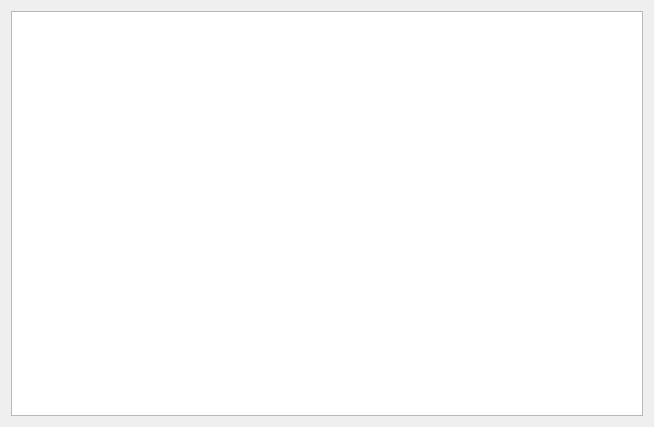
This is FormatConsistency_dialog_base.ui in alxcart/FormatConsistency as Qt 5 draws it before an edit. The edited form follows.
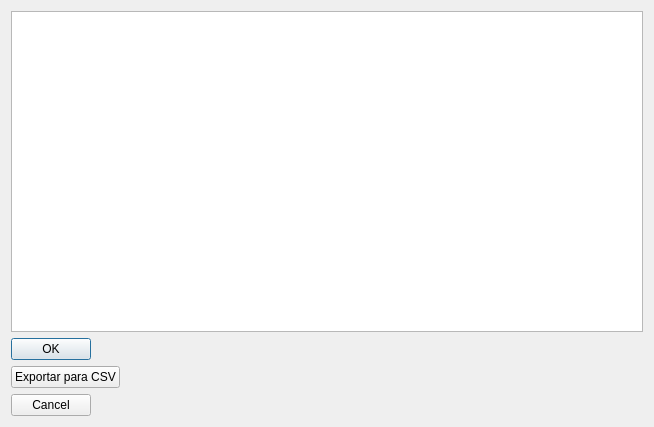
This is the edited form.

Commit message:
Update Class Layer Info
- create class layer info and some methods

What changed in the file:
```diff
--- a/FormatConsistency_dialog_base.ui
+++ b/FormatConsistency_dialog_base.ui
@@ -31,6 +31,45 @@
      </item>
     </layout>
    </item>
+   <item>
+    <widget class="QPushButton" name="pushButton">
+     <property name="sizePolicy">
+      <sizepolicy hsizetype="Fixed" vsizetype="Fixed">
+       <horstretch>0</horstretch>
+       <verstretch>0</verstretch>
+      </sizepolicy>
+     </property>
+     <property name="text">
+      <string>OK</string>
+     </property>
+    </widget>
+   </item>
+   <item>
+    <widget class="QPushButton" name="pushExportToCSV">
+     <property name="sizePolicy">
+      <sizepolicy hsizetype="Fixed" vsizetype="Fixed">
+       <horstretch>0</horstretch>
+       <verstretch>0</verstretch>
+      </sizepolicy>
+     </property>
+     <property name="text">
+      <string>Exportar para CSV</string>
+     </property>
+    </widget>
+   </item>
+   <item>
+    <widget class="QPushButton" name="pushCancel">
+     <property name="sizePolicy">
+      <sizepolicy hsizetype="Fixed" vsizetype="Fixed">
+       <horstretch>0</horstretch>
+       <verstretch>0</verstretch>
+      </sizepolicy>
+     </property>
+     <property name="text">
+      <string>Cancel</string>
+     </property>
+    </widget>
+   </item>
   </layout>
  </widget>
  <resources/>
```
The commit also changes 7 other files.
